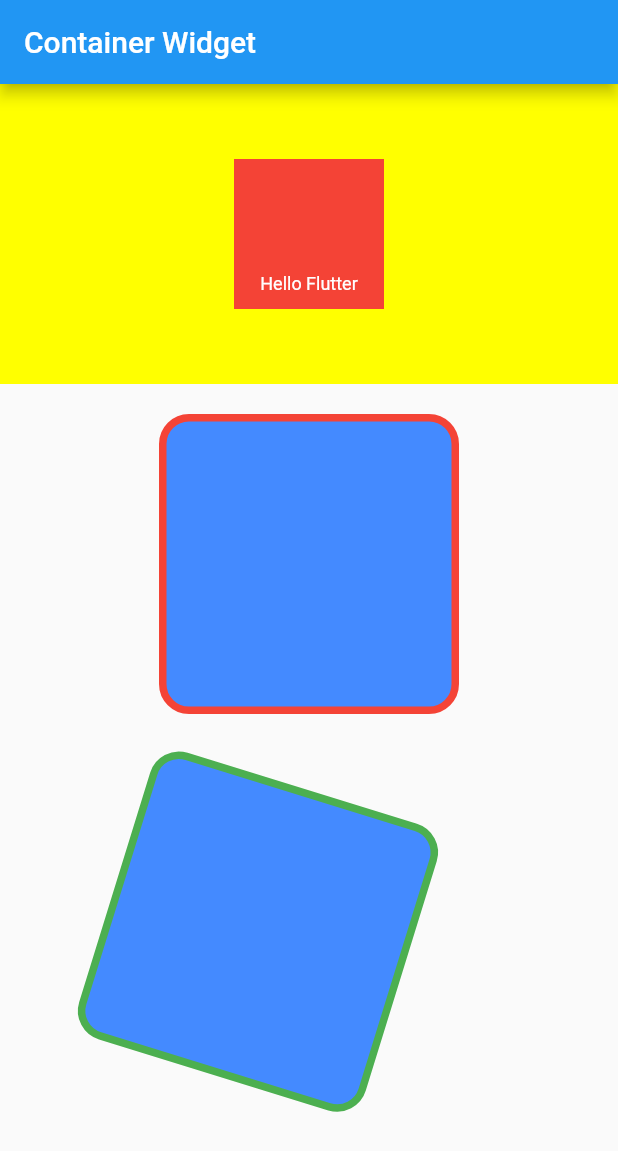
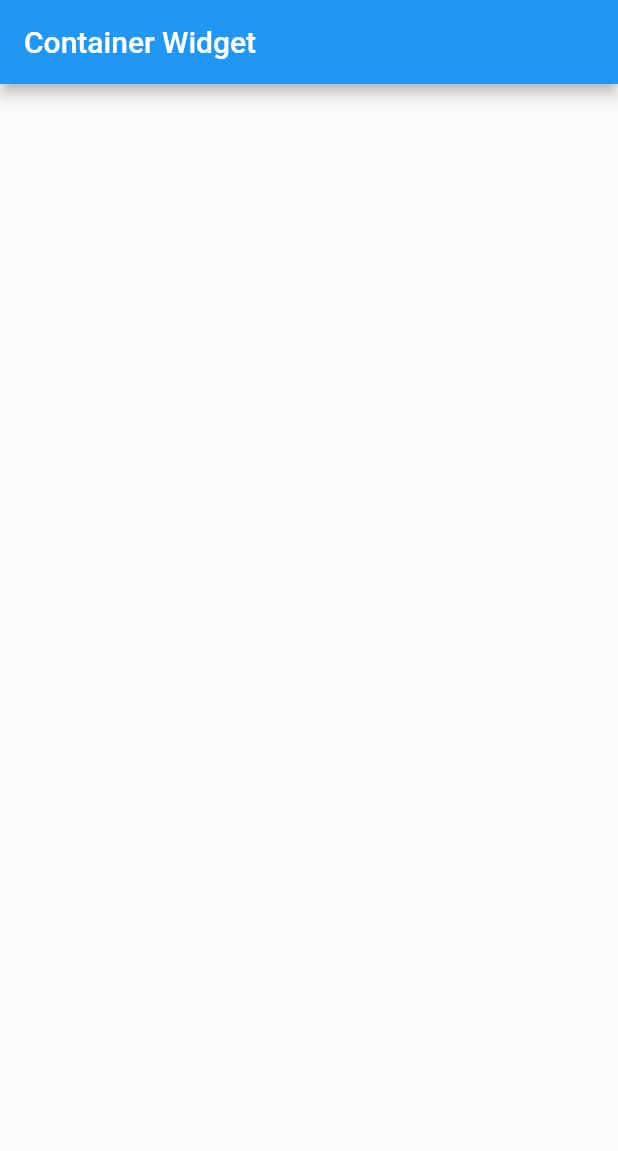
Before and after one commit to authuright/complete-flutter-app, a Flutter app: the screen it shows after launch, on a phone screen of 412 x 824 dp. Shown: the top 1151 px of the screen. Run offline on Flutter 3.47's test engine with Material 2 defaults, Android fonts, the phone set to English and light mode, and no system bars.

Commit message:
clearn master branch

```diff
--- a/lib/main.dart
+++ b/lib/main.dart
@@ -1,11 +1,3 @@
-/* Content
-*
-* Decoration: The decoration property is used to decorate the box(e.g. give a border). This paints behind the child. Whereas foreground Decoration paints in front of a child. Let us give a border to the container. But, both color and border color cannot be given.
-* Constraints: When we want to give additional constraints to the child, we can use this property.
-* ClipBehaviour: This property takes in Clip Enum as the object. This decides whether the content inside the container will be clipped or not.
-* Foreground Decoration: This parameter holds Decoration class as the object. It controls the decoration in front of the Container widget.
-* */
-
 
 import 'package:flutter/material.dart';
 
@@ -39,55 +31,7 @@ class _MyHomePageState extends State<MyHomePage> {
       appBar: AppBar(
         title: const Text("Container Widget"),
       ),
-      body: Center(
-        child: Column(
-          children: [
-            Container(
-              alignment: Alignment.center,
-              // width: 200.0,
-              width: double.infinity, //full width of screen
-              height: 200.0,
-              color: Colors.yellowAccent,
-              child: Container(
-                padding: const EdgeInsets.all(10.0),
-                margin: const EdgeInsets.all(10.0),
-                // alignment: Alignment.center,
-                alignment: Alignment.bottomCenter,// Algin text child to button center
-                width: 100.0,
-                height: 100.0,
-                color: Colors.red,
-                child: const Text(
-                  "Hello Flutter",
-                  style: TextStyle(
-                    fontSize: 12.0,
-                    color: Colors.white,
-                  ),
-                ),
-              ),
-            ),
-            const SizedBox(height: 20.0,),
-            Container(
-              width: 200.0,
-              height: 200.0,
-              decoration: BoxDecoration(
-                color: Colors.blueAccent,
-                borderRadius: BorderRadius.circular(20.0),
-                border: Border.all(color: Colors.red, width: 5.0)
-              ),
-            ),
-            const SizedBox(height: 20.0,),
-            Container(
-              width: 200.0,
-              height: 200.0,
-              transform: Matrix4.rotationZ(0.3),
-              decoration: BoxDecoration(
-                  color: Colors.blueAccent,
-                  borderRadius: BorderRadius.circular(20.0),
-                  border: Border.all(color: Colors.green, width: 5.0)
-              ),
-            ),
-          ],
-        ),
+      body: const Center(
       ),
     );
   }
```
Also changed, not shown: IMG_5505.PNG (deleted).
